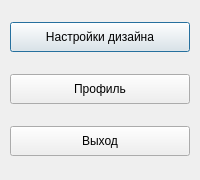
This is grape/src/settingsmenu/settingsmenu.ui in rotat1ck/grape as Qt 5 draws it before an edit. The edited form follows.
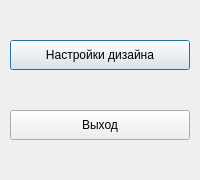
This is the edited form.

Commit message: Вырезал к хуям кнопку профиля из настроек 😘

Diff of the .ui file:
```diff
--- a/grape/src/settingsmenu/settingsmenu.ui
+++ b/grape/src/settingsmenu/settingsmenu.ui
@@ -64,19 +64,6 @@
      </property>
     </widget>
    </item>
-   <item>
-    <widget class="QPushButton" name="profileButton">
-     <property name="minimumSize">
-      <size>
-       <width>0</width>
-       <height>30</height>
-      </size>
-     </property>
-     <property name="text">
-      <string>Профиль</string>
-     </property>
-    </widget>
-   </item>
    <item>
     <widget class="QPushButton" name="exitButton">
      <property name="minimumSize">
```
The commit also changes 2 other files.
